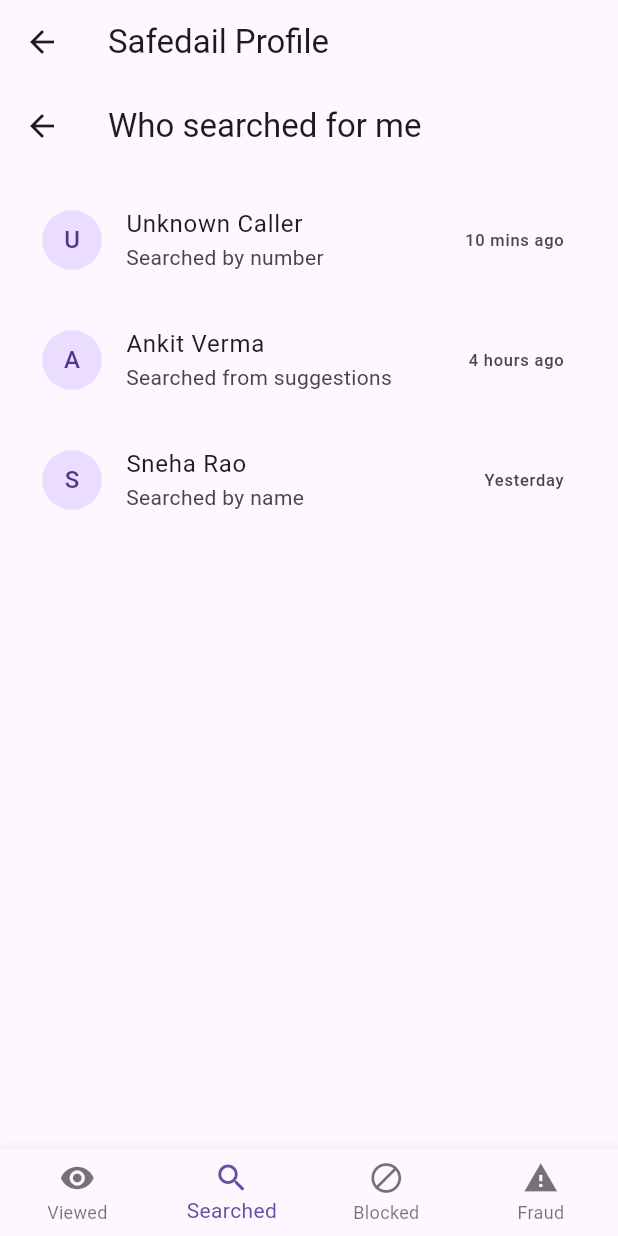
After one commit to Pavan-learnixit/safedail_frountend, a Flutter app: the ProfileModuleScreen screen opened directly, item 2 of the bottom bar chosen, on a phone screen of 412 x 824 dp. The commit adds this screen. Run offline on Flutter 3.47's test engine with Material 3 defaults, Android fonts, the phone set to English and light mode, and no system bars; our stand-ins replace dartz, dio, equatable, flutter_animate, flutter_bloc, flutter_secure_storage and 6 more; accounts and stored records are empty.

Commit message:
who viewed my profile who searched for me manage blockings fraud insurance

```diff
--- /dev/null
+++ b/lib/features/presentation/pages/fraud_insurance_screen.dart
@@ -0,0 +1,35 @@
+import 'package:flutter/material.dart';
+
+class FraudInsuranceScreen extends StatelessWidget {
+  const FraudInsuranceScreen({Key? key}) : super(key: key);
+
+  final List<Map<String,String>> reports = const [
+    {"name":"Fake Bank Agent","type":"Bank Fraud","status":"Pending"},
+    {"name":"Phishing SMS","type":"Phishing","status":"Investigating"},
+    {"name":"Loan Shark","type":"Loan Fraud","status":"Action Taken"},
+  ];
+
+  @override
+  Widget build(BuildContext context) {
+    return Scaffold(
+      appBar: AppBar(title: Text('Fraud issuances')),
+      body: ListView.separated(
+        padding: EdgeInsets.all(12),
+        itemCount: reports.length,
+        separatorBuilder: (_, __) => SizedBox(height: 8),
+        itemBuilder: (context, index) {
+          final item = reports[index];
+          return Card(
+            child: ListTile(
+              leading: CircleAvatar(child: Text(item['name']![0])),
+              title: Text(item['name']!),
+              subtitle: Text(item['type']!),
+              trailing: Chip(label: Text(item['status']!)),
+              onTap: () {},
+            ),
+          );
+        },
+      ),
+    );
+  }
+}
--- /dev/null
+++ b/lib/features/presentation/pages/manage_blockings_screen.dart
@@ -0,0 +1,47 @@
+import 'package:flutter/material.dart';
+
+class ManageBlockingsScreen extends StatefulWidget {
+  const ManageBlockingsScreen({Key? key}) : super(key: key);
+
+  @override
+  _ManageBlockingsScreenState createState() => _ManageBlockingsScreenState();
+}
+
+class _ManageBlockingsScreenState extends State<ManageBlockingsScreen> {
+  List<Map<String,String>> blocked = [
+    {"name":"Spammer 1","reason":"Spam calls"},
+    {"name":"Telemarketer","reason":"Unwanted calls"},
+    {"name":"Scam Bot","reason":"Suspicious activities"},
+  ];
+
+  @override
+  Widget build(BuildContext context) {
+    return Scaffold(
+      appBar: AppBar(title: Text('Manage blockings')),
+      body: ListView.separated(
+        padding: EdgeInsets.all(12),
+        itemCount: blocked.length,
+        separatorBuilder: (_, __) => SizedBox(height: 8),
+        itemBuilder: (context, index) {
+          final item = blocked[index];
+          return Card(
+            child: ListTile(
+              leading: CircleAvatar(child: Text(item['name']![0])),
+              title: Text(item['name']!),
+              subtitle: Text(item['reason']!),
+              trailing: TextButton(
+                child: Text('Unblock'),
+                onPressed: () {
+                  setState(() {
+                    blocked.removeAt(index);
+                  });
+                  ScaffoldMessenger.of(context).showSnackBar(SnackBar(content: Text('User unblocked')));
+                },
+              ),
+            ),
+          );
+        },
+      ),
+    );
+  }
+}
--- /dev/null
+++ b/lib/features/presentation/pages/profile_module_screen.dart
@@ -0,0 +1,45 @@
+import 'package:flutter/material.dart';
+import 'package:truecaller_clone/features/presentation/pages/who_viewed_me_screen.dart';
+import 'package:truecaller_clone/features/presentation/pages/who_searched_me_screen.dart';
+import 'package:truecaller_clone/features/presentation/pages/manage_blockings_screen.dart';
+import 'package:truecaller_clone/features/presentation/pages/fraud_insurance_screen.dart';
+
+class ProfileModuleScreen extends StatefulWidget {
+  @override
+  _ProfileModuleScreenState createState() => _ProfileModuleScreenState();
+}
+
+class _ProfileModuleScreenState extends State<ProfileModuleScreen> {
+  int _currentIndex = 0;
+  final List<Widget> _pages = [
+    WhoViewedMeScreen(),
+    WhoSearchedMeScreen(),
+    ManageBlockingsScreen(),
+    FraudInsuranceScreen(),
+  ];
+
+  @override
+  Widget build(BuildContext context) {
+    return Scaffold(
+      appBar: AppBar(
+        title: Text('Safedail Profile'),
+        leading: IconButton(
+          icon: Icon(Icons.arrow_back),
+          onPressed: () => Navigator.of(context).pop(),
+        ),
+      ),
+      body: _pages[_currentIndex],
+      bottomNavigationBar: BottomNavigationBar(
+        type: BottomNavigationBarType.fixed,
+        currentIndex: _currentIndex,
+        onTap: (i) => setState(() => _currentIndex = i),
+        items: const [
+          BottomNavigationBarItem(icon: Icon(Icons.remove_red_eye), label: 'Viewed'),
+          BottomNavigationBarItem(icon: Icon(Icons.search), label: 'Searched'),
+          BottomNavigationBarItem(icon: Icon(Icons.block), label: 'Blocked'),
+          BottomNavigationBarItem(icon: Icon(Icons.report_problem), label: 'Fraud'),
+        ],
+      ),
+    );
+  }
+}
--- /dev/null
+++ b/lib/features/presentation/pages/who_searched_me_screen.dart
@@ -0,0 +1,33 @@
+import 'package:flutter/material.dart';
+
+class WhoSearchedMeScreen extends StatelessWidget {
+  const WhoSearchedMeScreen({Key? key}) : super(key: key);
+
+  final List<Map<String,String>> demo = const [
+    {"name":"Unknown Caller","time":"10 mins ago","subtitle":"Searched by number"},
+    {"name":"Ankit Verma","time":"4 hours ago","subtitle":"Searched from suggestions"},
+    {"name":"Sneha Rao","time":"Yesterday","subtitle":"Searched by name"},
+  ];
+
+  @override
+  Widget build(BuildContext context) {
+    return Scaffold(
+      appBar: AppBar(title: Text('Who searched for me')),
+      body: ListView.separated(
+        padding: EdgeInsets.all(12),
+        itemCount: demo.length,
+        separatorBuilder: (_, __) => SizedBox(height: 8),
+        itemBuilder: (context, index) {
+          final item = demo[index];
+          return ListTile(
+            leading: CircleAvatar(child: Text(item['name']![0])),
+            title: Text(item['name']!),
+            subtitle: Text(item['subtitle']!),
+            trailing: Text(item['time']!),
+            onTap: (){},
+          );
+        },
+      ),
+    );
+  }
+}
--- /dev/null
+++ b/lib/features/presentation/pages/who_viewed_me_screen.dart
@@ -0,0 +1,34 @@
+import 'package:flutter/material.dart';
+
+class WhoViewedMeScreen extends StatelessWidget {
+  const WhoViewedMeScreen({Key? key}) : super(key: key);
+
+  final List<Map<String,String>> demo = const [
+    {"name":"Rahul Sharma","time":"2 hours ago","subtitle":"Viewed from unknown"},
+    {"name":"Priya Singh","time":"Yesterday","subtitle":"Viewed from recent search"},
+    {"name":"Amit Kumar","time":"3 days ago","subtitle":"Viewed from contact list"},
+    {"name":"Neha Patel","time":"1 week ago","subtitle":"Viewed via profile link"},
+  ];
+
+  @override
+  Widget build(BuildContext context) {
+    return Scaffold(
+      appBar: AppBar(title: Text('Who viewed my profile')),
+      body: ListView.separated(
+        padding: EdgeInsets.all(12),
+        itemCount: demo.length,
+        separatorBuilder: (_, __) => SizedBox(height: 8),
+        itemBuilder: (context, index) {
+          final item = demo[index];
+          return ListTile(
+            leading: CircleAvatar(child: Text(item['name']![0])),
+            title: Text(item['name']!),
+            subtitle: Text(item['subtitle']!),
+            trailing: Text(item['time']!),
+            onTap: (){},
+          );
+        },
+      ),
+    );
+  }
+}
```
Also changed, not shown: lib/features/presentation/pages/profile_page.dart (+25 -0 lines), 4 other files.
